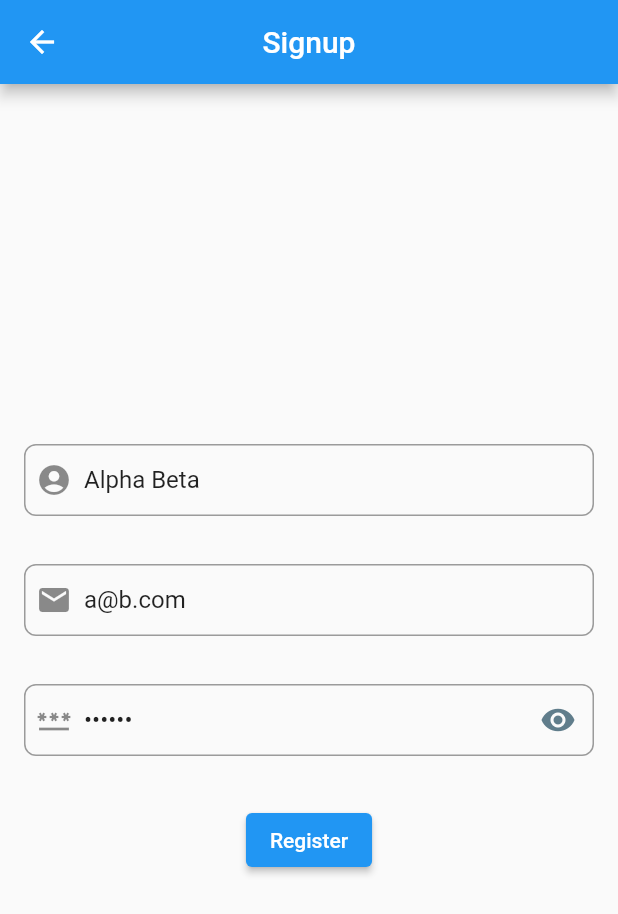
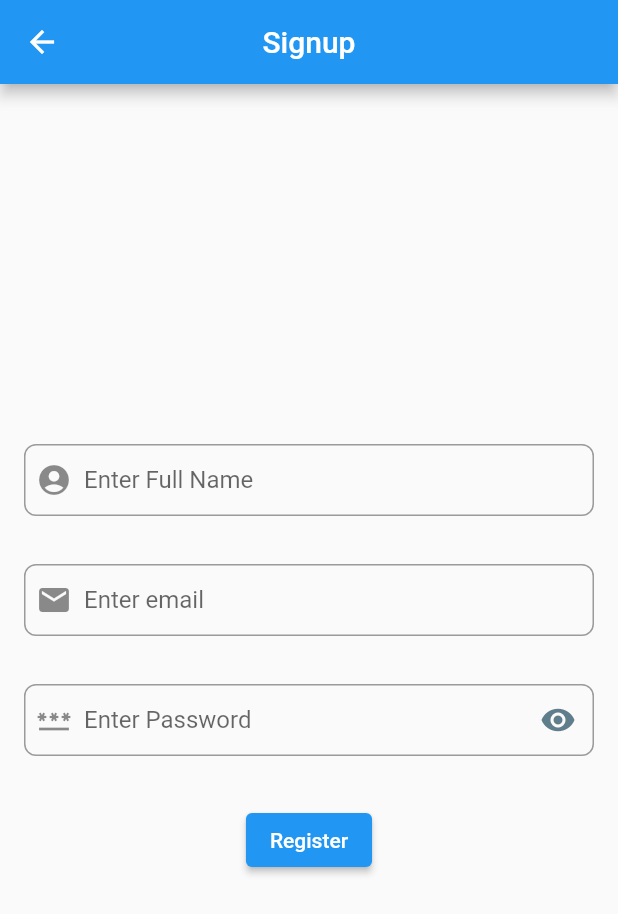
Before and after one commit to ARIFCSE10/mobile-flutter-twitter-clone, a Flutter app: the SignupView screen opened by its route, on a phone screen of 412 x 824 dp. Shown: the top 914 px of the screen. Run offline on Flutter 3.47's test engine with Material 2 defaults, Android fonts, the phone set to English and light mode, and no system bars; our stand-ins replace cloud_firestore, firebase_auth, firebase_core, get; accounts and stored records are empty.

Commit message:
cleanup code

```diff
--- a/lib/app/modules/Login/views/login_view.dart
+++ b/lib/app/modules/Login/views/login_view.dart
@@ -9,9 +9,9 @@ import '../controllers/login_controller.dart';
 class LoginView extends GetView<LoginController> {
   final LoginController _controller = Get.find<LoginController>();
   final TextEditingController _emailController =
-      TextEditingController(text: 'a@b.com');
+      TextEditingController(text: '');
   final TextEditingController _passwordController =
-      TextEditingController(text: '123456');
+      TextEditingController(text: '');
 
   @override
   Widget build(BuildContext context) {
--- a/lib/app/modules/Signup/views/signup_view.dart
+++ b/lib/app/modules/Signup/views/signup_view.dart
@@ -7,12 +7,11 @@ import '../controllers/signup_controller.dart';
 
 class SignupView extends GetView<SignupController> {
   final SignupController _controller = Get.find<SignupController>();
-  final TextEditingController _nameController =
-      TextEditingController(text: 'Alpha Beta');
+  final TextEditingController _nameController = TextEditingController(text: '');
   final TextEditingController _emailController =
-      TextEditingController(text: 'a@b.com');
+      TextEditingController(text: '');
   final TextEditingController _passwordController =
-      TextEditingController(text: '123456');
+      TextEditingController(text: '');
 
   @override
   Widget build(BuildContext context) {
```
